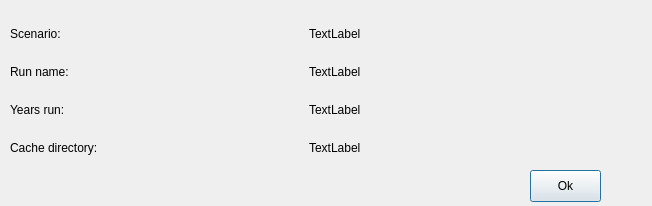
The window that opus_gui/results/forms/get_run_info.ui (psrc/urbansim) describes before a commit, drawn with Qt 5.
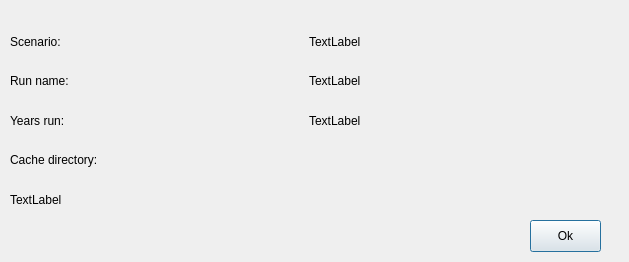
The same window after the commit.

What changed in the file:
```diff
--- a/opus_gui/results/forms/get_run_info.ui
+++ b/opus_gui/results/forms/get_run_info.ui
@@ -5,53 +5,36 @@
    <rect>
     <x>0</x>
     <y>0</y>
-    <width>652</width>
-    <height>206</height>
+    <width>629</width>
+    <height>262</height>
    </rect>
   </property>
   <property name="windowTitle" >
    <string>Dialog</string>
   </property>
-  <widget class="QWidget" name="layoutWidget" >
+  <widget class="QPushButton" name="btnDone" >
+   <property name="geometry" >
+    <rect>
+     <x>530</x>
+     <y>220</y>
+     <width>71</width>
+     <height>32</height>
+    </rect>
+   </property>
+   <property name="text" >
+    <string>Ok</string>
+   </property>
+  </widget>
+  <widget class="QWidget" name="" >
    <property name="geometry" >
     <rect>
      <x>10</x>
-     <y>5</y>
+     <y>25</y>
      <width>591</width>
-     <height>172</height>
+     <height>191</height>
     </rect>
    </property>
    <layout class="QGridLayout" name="gridLayout" >
-    <property name="topMargin" >
-     <number>20</number>
-    </property>
-    <property name="bottomMargin" >
-     <number>20</number>
-    </property>
-    <property name="verticalSpacing" >
-     <number>20</number>
-    </property>
-    <item row="1" column="0" >
-     <widget class="QLabel" name="label" >
-      <property name="text" >
-       <string>Run name:</string>
-      </property>
-     </widget>
-    </item>
-    <item row="3" column="0" >
-     <widget class="QLabel" name="label_2" >
-      <property name="text" >
-       <string>Years run:</string>
-      </property>
-     </widget>
-    </item>
-    <item row="4" column="0" >
-     <widget class="QLabel" name="label_3" >
-      <property name="text" >
-       <string>Cache directory:</string>
-      </property>
-     </widget>
-    </item>
     <item row="0" column="0" >
      <widget class="QLabel" name="label_4" >
       <property name="text" >
@@ -59,7 +42,7 @@
       </property>
      </widget>
     </item>
-    <item row="0" column="2" >
+    <item row="0" column="1" >
      <widget class="QLabel" name="lblScenario_name" >
       <property name="text" >
        <string>TextLabel</string>
@@ -69,7 +52,14 @@
       </property>
      </widget>
     </item>
-    <item row="1" column="2" >
+    <item row="1" column="0" >
+     <widget class="QLabel" name="label" >
+      <property name="text" >
+       <string>Run name:</string>
+      </property>
+     </widget>
+    </item>
+    <item row="1" column="1" >
      <widget class="QLabel" name="lblRun_name" >
       <property name="text" >
        <string>TextLabel</string>
@@ -79,14 +69,28 @@
       </property>
      </widget>
     </item>
-    <item row="3" column="2" >
+    <item row="2" column="0" >
+     <widget class="QLabel" name="label_2" >
+      <property name="text" >
+       <string>Years run:</string>
+      </property>
+     </widget>
+    </item>
+    <item row="2" column="1" >
      <widget class="QLabel" name="lblYears_run" >
       <property name="text" >
        <string>TextLabel</string>
       </property>
      </widget>
     </item>
-    <item row="4" column="2" >
+    <item row="3" column="0" >
+     <widget class="QLabel" name="label_3" >
+      <property name="text" >
+       <string>Cache directory:</string>
+      </property>
+     </widget>
+    </item>
+    <item row="4" column="0" colspan="2" >
      <widget class="QLabel" name="lblCache_directory" >
       <property name="text" >
        <string>TextLabel</string>
@@ -98,19 +102,6 @@
     </item>
    </layout>
   </widget>
-  <widget class="QPushButton" name="btnDone" >
-   <property name="geometry" >
-    <rect>
-     <x>530</x>
-     <y>170</y>
-     <width>71</width>
-     <height>32</height>
-    </rect>
-   </property>
-   <property name="text" >
-    <string>Ok</string>
-   </property>
-  </widget>
  </widget>
  <resources/>
  <connections/>
```
Left out of the diff: 2 changed lines with no effect on the pictures.
